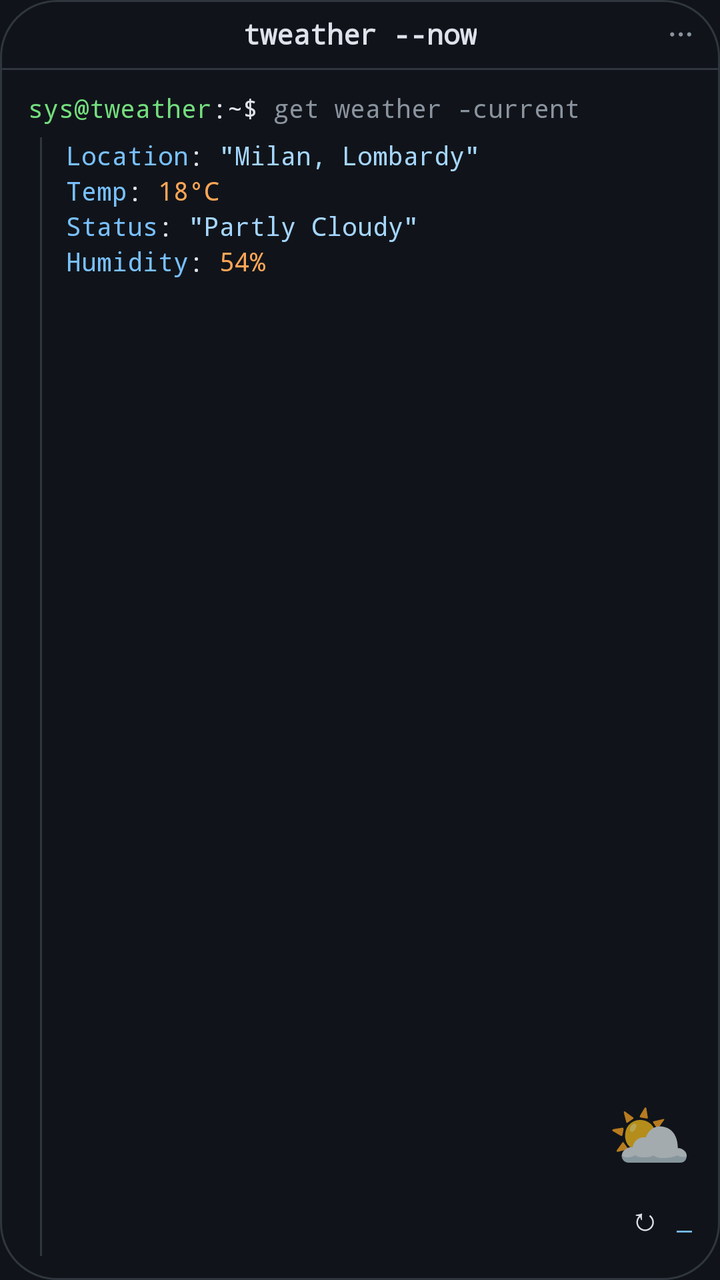
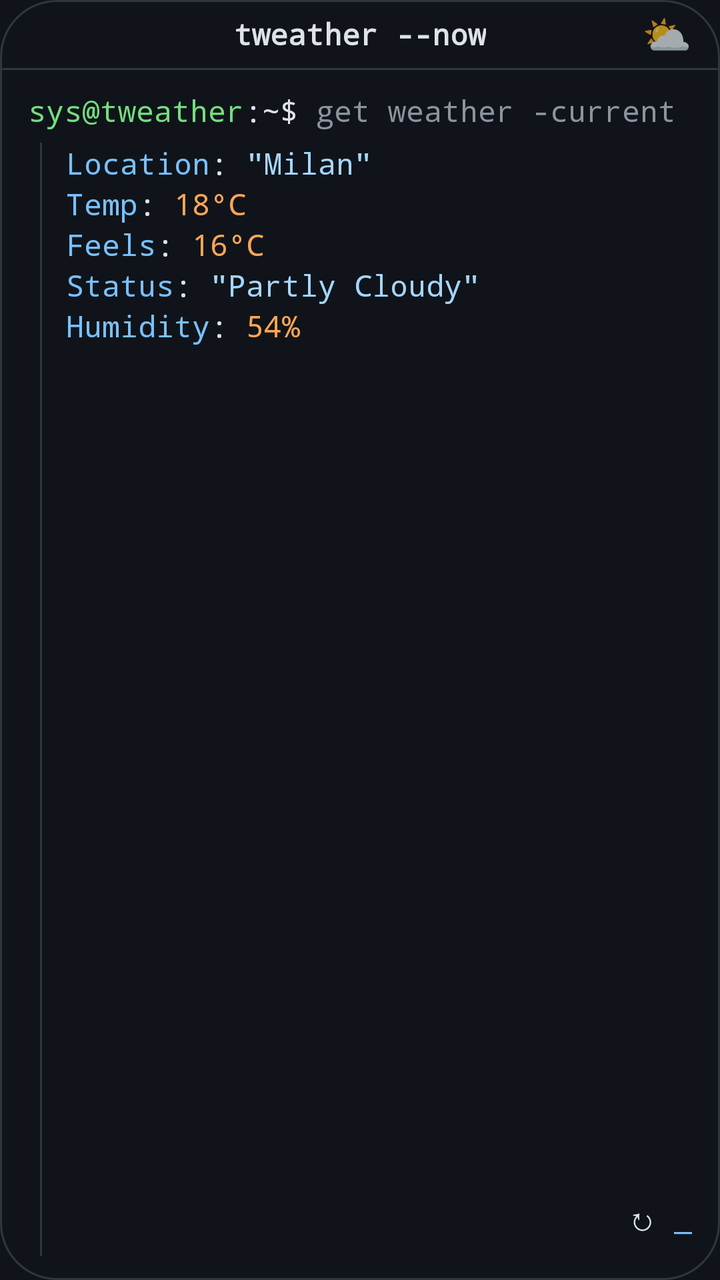

Compare the two renders of this Android layout. The source of the first and the diff that turns it into the second are given below.
<!-- AndroidManifest.xml: application theme Theme.Tweather -->
<!-- res/layout/widget_tweather_preview.xml -->
<?xml version="1.0" encoding="utf-8"?>
<LinearLayout xmlns:android="http://schemas.android.com/apk/res/android"
    xmlns:tools="http://schemas.android.com/tools"
    android:layout_width="match_parent"
    android:layout_height="match_parent"
    android:background="@drawable/widget_bg_preview"
    android:orientation="vertical"
    tools:ignore="HardcodedText">

    <FrameLayout
        android:layout_width="match_parent"
        android:layout_height="34dp"
        android:paddingHorizontal="14dp">

        <TextView
            android:layout_width="wrap_content"
            android:layout_height="wrap_content"
            android:layout_gravity="center"
            android:fontFamily="monospace"
            android:textStyle="bold"
            android:singleLine="true"
            android:text="@string/widget_label"
            android:textColor="#DFE2EB"
            android:textSize="14sp" />

        <TextView
            android:layout_width="wrap_content"
            android:layout_height="wrap_content"
            android:layout_gravity="end|center_vertical"
            android:fontFamily="monospace"
            android:textStyle="bold"
            android:text="@string/widget_menu_glyph"
            android:textColor="#8B949E"
            android:textSize="14sp" />
    </FrameLayout>

    <ImageView
        android:layout_width="match_parent"
        android:layout_height="1dp"
        android:background="#30363D"
        android:importantForAccessibility="no" />

    <LinearLayout
        android:layout_width="match_parent"
        android:layout_height="wrap_content"
        android:orientation="horizontal"
        android:paddingHorizontal="14dp"
        android:paddingTop="10dp"
        android:paddingBottom="6dp">

        <TextView
            style="@style/WidgetPreviewText"
            android:text="sys@tweather"
            android:textColor="#74DD7E" />

        <TextView
            style="@style/WidgetPreviewText"
            android:text=":~$ "
            android:textColor="#DFE2EB" />

        <TextView
            style="@style/WidgetPreviewText"
            android:text="get weather -current"
            android:textColor="#8B949E" />
    </LinearLayout>

    <FrameLayout
        android:layout_width="match_parent"
        android:layout_height="0dp"
        android:layout_weight="1"
        android:paddingStart="14dp"
        android:paddingEnd="14dp"
        android:paddingBottom="12dp">

        <LinearLayout
            android:layout_width="match_parent"
            android:layout_height="match_parent"
            android:orientation="horizontal">

            <ImageView
                android:layout_width="1dp"
                android:layout_height="match_parent"
                android:layout_marginStart="6dp"
                android:background="#30363D"
                android:importantForAccessibility="no" />

            <LinearLayout
                android:layout_width="match_parent"
                android:layout_height="wrap_content"
                android:layout_marginStart="12dp"
                android:layout_marginEnd="48dp"
                android:orientation="vertical">

                <LinearLayout
                    android:layout_width="match_parent"
                    android:layout_height="wrap_content"
                    android:orientation="horizontal">

                    <TextView
                        style="@style/WidgetPreviewText"
                        android:text="Location"
                        android:textColor="#79C0FF" />

                    <TextView
                        style="@style/WidgetPreviewText"
                        android:text=": "
                        android:textColor="#DFE2EB" />

                    <TextView
                        style="@style/WidgetPreviewText"
                        android:text="&quot;Milan, Lombardy&quot;"
                        android:textColor="#A5D6FF" />
                </LinearLayout>

                <LinearLayout
                    android:layout_width="match_parent"
                    android:layout_height="wrap_content"
                    android:orientation="horizontal">

                    <TextView
                        style="@style/WidgetPreviewText"
                        android:text="Temp"
                        android:textColor="#79C0FF" />

                    <TextView
                        style="@style/WidgetPreviewText"
                        android:text=": "
                        android:textColor="#DFE2EB" />

                    <TextView
                        style="@style/WidgetPreviewText"
                        android:text="18°C"
                        android:textColor="#FFA657" />
                </LinearLayout>

                <LinearLayout
                    android:layout_width="match_parent"
                    android:layout_height="wrap_content"
                    android:orientation="horizontal">

                    <TextView
                        style="@style/WidgetPreviewText"
                        android:text="Status"
                        android:textColor="#79C0FF" />

                    <TextView
                        style="@style/WidgetPreviewText"
                        android:text=": "
                        android:textColor="#DFE2EB" />

                    <TextView
                        style="@style/WidgetPreviewText"
                        android:text="&quot;Partly Cloudy&quot;"
                        android:textColor="#A5D6FF" />
                </LinearLayout>

                <LinearLayout
                    android:layout_width="match_parent"
                    android:layout_height="wrap_content"
                    android:orientation="horizontal">

                    <TextView
                        style="@style/WidgetPreviewText"
                        android:text="Humidity"
                        android:textColor="#79C0FF" />

                    <TextView
                        style="@style/WidgetPreviewText"
                        android:text=": "
                        android:textColor="#DFE2EB" />

                    <TextView
                        style="@style/WidgetPreviewText"
                        android:text="54%"
                        android:textColor="#FFA657" />
                </LinearLayout>
            </LinearLayout>
        </LinearLayout>

        <LinearLayout
            android:layout_width="wrap_content"
            android:layout_height="wrap_content"
            android:layout_gravity="end|bottom"
            android:gravity="end"
            android:orientation="vertical">

            <TextView
                android:layout_width="wrap_content"
                android:layout_height="wrap_content"
                android:layout_gravity="end"
                android:importantForAccessibility="no"
                android:text="⛅"
                android:textSize="34sp" />

            <LinearLayout
                android:layout_width="wrap_content"
                android:layout_height="wrap_content"
                android:gravity="center_vertical"
                android:orientation="horizontal">

                <TextView
                    android:layout_width="wrap_content"
                    android:layout_height="wrap_content"
                    android:fontFamily="monospace"
                    android:padding="8dp"
                    android:text="@string/widget_refresh_glyph"
                    android:textColor="#DFE2EB"
                    android:textSize="16sp" />

                <TextView
                    android:layout_width="wrap_content"
                    android:layout_height="wrap_content"
                    android:fontFamily="monospace"
                    android:text="@string/widget_cursor_glyph"
                    android:textColor="#79C0FF"
                    android:textSize="13sp" />
            </LinearLayout>
        </LinearLayout>
    </FrameLayout>
</LinearLayout>
<!-- resources referenced by this layout -->
<resources>
  <!-- drawable widget_bg_preview (drawable) -->
  <?xml version="1.0" encoding="utf-8"?>
  <shape xmlns:android="http://schemas.android.com/apk/res/android"
      android:shape="rectangle">
      <solid android:color="#10141A" />
      <stroke
          android:width="1dp"
          android:color="#30363D" />
      <corners android:radius="@android:dimen/system_app_widget_background_radius" />
  </shape>
  <string name="widget_cursor_glyph" translatable="false">_</string>
  <string name="widget_label" translatable="false">tweather --now</string>
  <string name="widget_menu_glyph" translatable="false">⋯</string>
  <string name="widget_refresh_glyph" translatable="false">↻</string>
  <style name="WidgetPreviewText" parent="">
          <item name="android:layout_width">wrap_content</item>
          <item name="android:layout_height">wrap_content</item>
          <item name="android:singleLine">true</item>
          <item name="android:fontFamily">monospace</item>
          <item name="android:textSize">13sp</item>
      </style>
  <style name="Theme.Tweather" parent="android:Theme.Material.NoActionBar">
          <item name="android:windowBackground">@color/window_background</item>
          <item name="android:statusBarColor">@color/window_background</item>
          <item name="android:navigationBarColor">@color/window_background</item>
          
          <item name="android:windowLightStatusBar">false</item>
          <item name="android:windowLightNavigationBar">false</item>
      </style>
  <color name="window_background">#10141A</color>
</resources>

<!-- the commit's change to res/layout/widget_tweather_preview.xml (unified diff, before → after) -->
@@ -21,17 +21,14 @@
             android:singleLine="true"
             android:text="@string/widget_label"
             android:textColor="#DFE2EB"
-            android:textSize="14sp" />
+            android:textSize="15sp" />
 
         <TextView
             android:layout_width="wrap_content"
             android:layout_height="wrap_content"
             android:layout_gravity="end|center_vertical"
-            android:fontFamily="monospace"
-            android:textStyle="bold"
-            android:text="@string/widget_menu_glyph"
-            android:textColor="#8B949E"
-            android:textSize="14sp" />
+            android:text="⛅"
+            android:textSize="20sp" />
     </FrameLayout>
 
     <ImageView
@@ -88,7 +85,6 @@
                 android:layout_width="match_parent"
                 android:layout_height="wrap_content"
                 android:layout_marginStart="12dp"
-                android:layout_marginEnd="48dp"
                 android:orientation="vertical">
 
                 <LinearLayout
@@ -108,7 +104,7 @@
 
                     <TextView
                         style="@style/WidgetPreviewText"
-                        android:text="&quot;Milan, Lombardy&quot;"
+                        android:text="&quot;Milan&quot;"
                         android:textColor="#A5D6FF" />
                 </LinearLayout>
 
@@ -130,6 +126,27 @@
                     <TextView
                         style="@style/WidgetPreviewText"
                         android:text="18°C"
+                        android:textColor="#FFA657" />
+                </LinearLayout>
+
+                <LinearLayout
+                    android:layout_width="match_parent"
+                    android:layout_height="wrap_content"
+                    android:orientation="horizontal">
+
+                    <TextView
+                        style="@style/WidgetPreviewText"
+                        android:text="Feels"
+                        android:textColor="#79C0FF" />
+
+                    <TextView
+                        style="@style/WidgetPreviewText"
+                        android:text=": "
+                        android:textColor="#DFE2EB" />
+
+                    <TextView
+                        style="@style/WidgetPreviewText"
+                        android:text="16°C"
                         android:textColor="#FFA657" />
                 </LinearLayout>
 
@@ -181,22 +198,8 @@
             android:layout_width="wrap_content"
             android:layout_height="wrap_content"
             android:layout_gravity="end|bottom"
-            android:gravity="end"
-            android:orientation="vertical">
-
-            <TextView
-                android:layout_width="wrap_content"
-                android:layout_height="wrap_content"
-                android:layout_gravity="end"
-                android:importantForAccessibility="no"
-                android:text="⛅"
-                android:textSize="34sp" />
-
-            <LinearLayout
-                android:layout_width="wrap_content"
-                android:layout_height="wrap_content"
-                android:gravity="center_vertical"
-                android:orientation="horizontal">
+            android:gravity="center_vertical"
+            android:orientation="horizontal">
 
                 <TextView
                     android:layout_width="wrap_content"
@@ -213,8 +216,7 @@
                     android:fontFamily="monospace"
                     android:text="@string/widget_cursor_glyph"
                     android:textColor="#79C0FF"
-                    android:textSize="13sp" />
-            </LinearLayout>
+                    android:textSize="15sp" />
         </LinearLayout>
     </FrameLayout>
 </LinearLayout>
<!-- resource entries referenced after the edit -->
@@ -12,14 +12,13 @@
   </shape>
   <string name="widget_cursor_glyph" translatable="false">_</string>
   <string name="widget_label" translatable="false">tweather --now</string>
-  <string name="widget_menu_glyph" translatable="false">⋯</string>
   <string name="widget_refresh_glyph" translatable="false">↻</string>
   <style name="WidgetPreviewText" parent="">
           <item name="android:layout_width">wrap_content</item>
           <item name="android:layout_height">wrap_content</item>
           <item name="android:singleLine">true</item>
           <item name="android:fontFamily">monospace</item>
-          <item name="android:textSize">13sp</item>
+          <item name="android:textSize">15sp</item>
       </style>
   <style name="Theme.Tweather" parent="android:Theme.Material.NoActionBar">
           <item name="android:windowBackground">@color/window_background</item>
